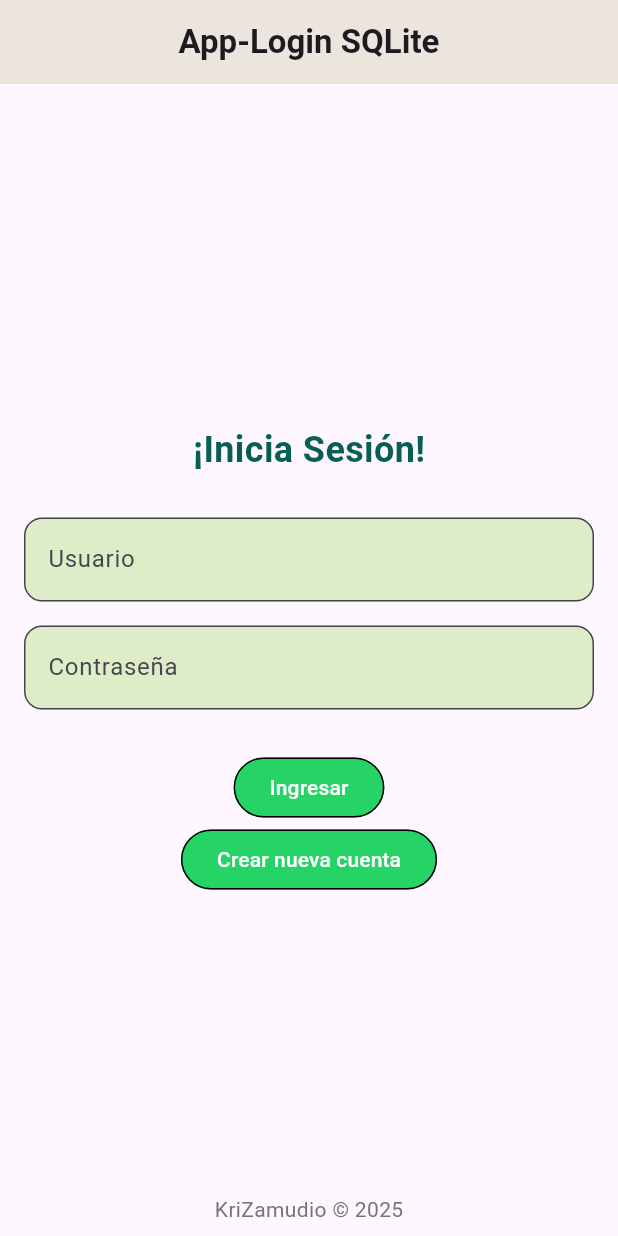
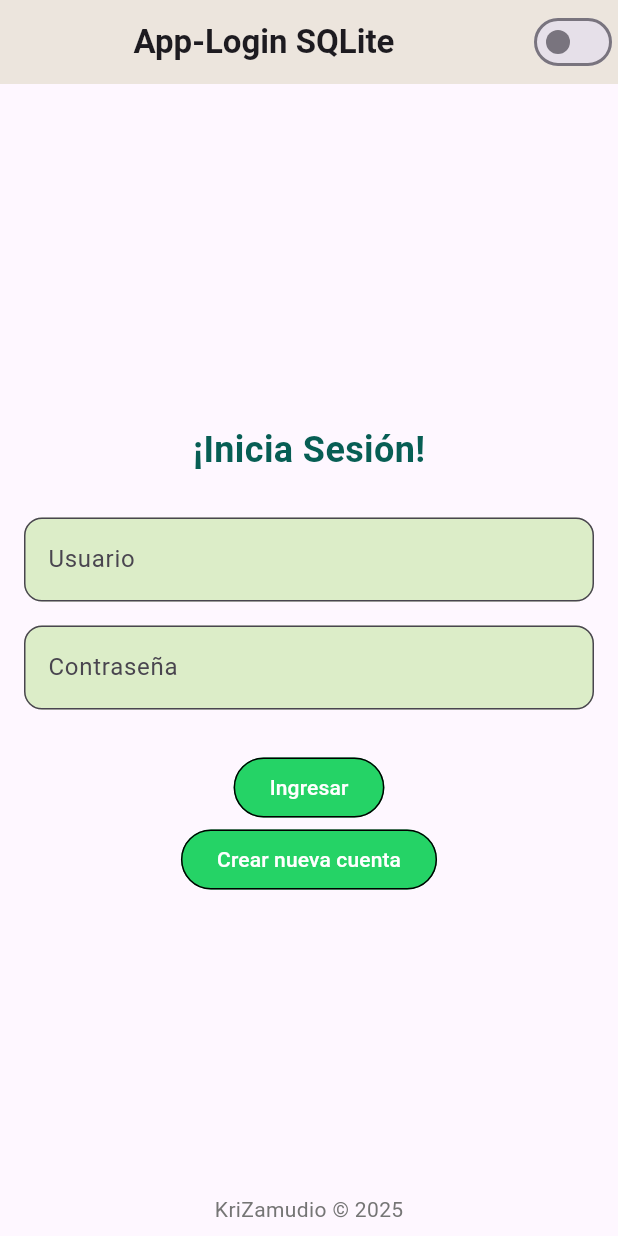
Before and after one commit to krizamudio/awesome_login, a Flutter app: the screen it shows after launch, on a phone screen of 412 x 824 dp. Run offline on Flutter 3.47's test engine with Material 3 defaults, Android fonts, the phone set to English and light mode, and no system bars; drawn by our look-alikes of animated_background; our stand-ins replace sqflite; accounts and stored records are empty.

Commit message:
Modo Oscuro (aun en desarrollo)

```diff
--- a/lib/main.dart
+++ b/lib/main.dart
@@ -5,8 +5,21 @@ void main() {
   runApp(const MiAplicacion());
 }
 
-class MiAplicacion extends StatelessWidget {
+class MiAplicacion extends StatefulWidget {
   const MiAplicacion({super.key});
+
+  @override
+  _MiAplicacionState createState() => _MiAplicacionState();
+}
+
+class _MiAplicacionState extends State<MiAplicacion> {
+  ThemeMode _themeMode = ThemeMode.system;
+
+  void _toggleTheme(bool isDarkMode) {
+    setState(() {
+      _themeMode = isDarkMode ? ThemeMode.dark : ThemeMode.light;
+    });
+  }
 
   @override
   Widget build(BuildContext context) {
@@ -14,8 +27,14 @@ class MiAplicacion extends StatelessWidget {
       title: 'Aplicación con Login',
       theme: ThemeData(
         primaryColor: Colors.blue,
+        brightness: Brightness.light,
       ),
-      home: PantallaLogin(),
+      darkTheme: ThemeData(
+        primaryColor: Colors.blue,
+        brightness: Brightness.dark,
+      ),
+      themeMode: _themeMode,
+      home: PantallaLogin(onThemeChanged: _toggleTheme),
     );
   }
 }
--- a/lib/pantalla_login.dart
+++ b/lib/pantalla_login.dart
@@ -4,19 +4,22 @@ import 'package:animated_background/animated_background.dart';
 import 'pantalla_inicio.dart';
 
 class PantallaLogin extends StatefulWidget {
-  const PantallaLogin({super.key});
+  final Function(bool) onThemeChanged;
+
+  const PantallaLogin({super.key, required this.onThemeChanged});
 
   @override
   _EstadoPantallaLogin createState() => _EstadoPantallaLogin();
 }
 
-class _EstadoPantallaLogin extends State<PantallaLogin> with TickerProviderStateMixin { // Clase que representa la pantalla de inicio de sesión
-  final _claveFormularioLogin = GlobalKey<FormState>(); // Formulario para iniciar sesión
-  final _claveFormularioRegistro = GlobalKey<FormState>(); // Formulario para registrar usuario
-  final TextEditingController _controladorUsuario = TextEditingController(); // Controlador para el campo de usuario
-  final TextEditingController _controladorContrasenia = TextEditingController(); // Controlador para el campo de contraseña
-  final TextEditingController _controladorConfirmarContrasenia = TextEditingController(); // Controlador para el campo de confirmar contraseña
-  final AyudanteBaseDatos _ayudanteBD = AyudanteBaseDatos(); // Un helper para manejar la base de datos
+class _EstadoPantallaLogin extends State<PantallaLogin> with TickerProviderStateMixin {
+  final _claveFormularioLogin = GlobalKey<FormState>();
+  final _claveFormularioRegistro = GlobalKey<FormState>();
+  final TextEditingController _controladorUsuario = TextEditingController();
+  final TextEditingController _controladorContrasenia = TextEditingController();
+  final TextEditingController _controladorConfirmarContrasenia = TextEditingController();
+  final AyudanteBaseDatos _ayudanteBD = AyudanteBaseDatos();
+  bool _isDarkMode = false;
 
   @override
   Widget build(BuildContext context) {
@@ -29,8 +32,19 @@ class _EstadoPantallaLogin extends State<PantallaLogin> with TickerProviderState
             style: const TextStyle(fontWeight: FontWeight.bold),
           ),
         ),
+        actions: [
+          Switch(
+            value: _isDarkMode,
+            onChanged: (value) {
+              setState(() {
+                _isDarkMode = value;
+              });
+              widget.onThemeChanged(value);
+            },
           ),
-      body: AnimatedBackground( // Fondo animado
+        ],
+      ),
+      body: AnimatedBackground(
         behaviour: BubblesBehaviour(),
         vsync: this,
         child: Stack(
@@ -39,7 +53,7 @@ class _EstadoPantallaLogin extends State<PantallaLogin> with TickerProviderState
               child: Padding(
                 padding: const EdgeInsets.all(16.0),
                 child: Form(
-                  key: _claveFormularioLogin, // Clave para el formulario de inicio de sesión
+                  key: _claveFormularioLogin,
                   child: Column(
                     mainAxisAlignment: MainAxisAlignment.center,
                     children: [
@@ -55,7 +69,7 @@ class _EstadoPantallaLogin extends State<PantallaLogin> with TickerProviderState
                       Padding(
                         padding: const EdgeInsets.symmetric(vertical: 8.0),
                         child: TextFormField(
-                          controller: _controladorUsuario,// Controlador para el campo de usuario
+                          controller: _controladorUsuario,
                           decoration: InputDecoration(
                             labelText: 'Usuario',
                             filled: true,
@@ -143,7 +157,12 @@ class _EstadoPantallaLogin extends State<PantallaLogin> with TickerProviderState
     if (usuario != null) {
       Navigator.pushReplacement(
         context,
-          MaterialPageRoute(builder: (context) => PantallaInicio(usuario: usuario)),
+        MaterialPageRoute(
+          builder: (context) => PantallaInicio(
+            usuario: usuario,
+            onThemeChanged: widget.onThemeChanged, // Pasa el parámetro onThemeChanged
+          ),
+        ),
       );
     } else {
       ScaffoldMessenger.of(context).showSnackBar(
```
Also changed, not shown: lib/pantalla_inicio.dart (+5 -2 lines). Lines whose indentation alone changed are shown as unchanged.
